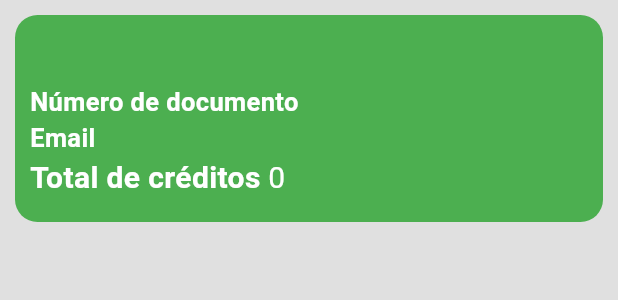
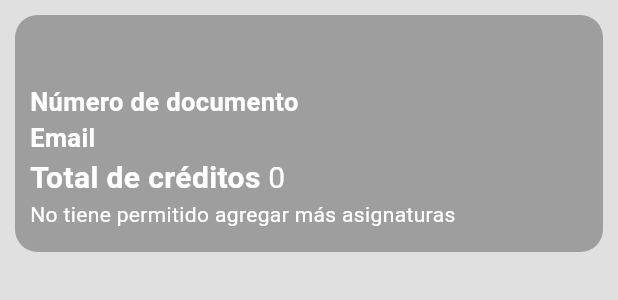
Before and after one commit to CristianBonilla/manage_student_credits_mobile, a Flutter app: the StudentCard widget shown alone on an empty page, opened directly with empty values, on a phone screen of 412 x 824 dp. Shown: the top 300 px of the screen. Run offline on Flutter 3.47's test engine with Material 3 defaults, Android fonts, the phone set to English and light mode, and no system bars.

Commit message:
:boom: Check if more subjects can be added per student

```diff
--- a/lib/models/student/student_result_detail.dart
+++ b/lib/models/student/student_result_detail.dart
@@ -5,11 +5,13 @@ import 'package:manage_student_credits_mobile/models/teacher/teacher_response.da
 class StudentResultDetail {
   final StudentResponse student;
   final List<(StudentDetailResponse, TeacherResponse)> studentDetails;
+  final bool canAddSubjects;
   final num totalCredits;
 
-  const StudentResultDetail(
-    this.student,
-    this.studentDetails, [
+  StudentResultDetail({
+    required this.student,
+    required this.studentDetails,
+    required this.canAddSubjects,
     this.totalCredits = 0,
-  ]);
+  });
 }
--- a/lib/widgets/student_card.dart
+++ b/lib/widgets/student_card.dart
@@ -15,22 +15,20 @@ class StudentCard extends StatelessWidget {
       children: [
         Padding(
           padding: EdgeInsets.symmetric(horizontal: 10),
-          child: InkWell(
+          child:
+              !student.canAddSubjects
+                  ? _container()
+                  : InkWell(
                     onTap: () {
                       Navigator.push(
                         context,
                         MaterialPageRoute(
-                  builder: (_) => EnrollmentScreen(student: student.student),
+                          builder:
+                              (_) => EnrollmentScreen(student: student.student),
                         ),
                       );
                     },
-            child: Container(
-              margin: EdgeInsets.symmetric(vertical: 10),
-              padding: EdgeInsets.symmetric(horizontal: 10, vertical: 15),
-              width: double.infinity,
-              decoration: _cardDecoration(),
                     child: _container(),
-            ),
                   ),
         ),
         student.studentDetails.isNotEmpty
@@ -40,10 +38,15 @@ class StudentCard extends StatelessWidget {
     );
   }
 
-  Widget _container() {
+  Container _container() {
     final StudentResponse info = student.student;
 
-    return Column(
+    return Container(
+      margin: EdgeInsets.symmetric(vertical: 10),
+      padding: EdgeInsets.symmetric(horizontal: 10, vertical: 15),
+      width: double.infinity,
+      decoration: _cardDecoration(),
+      child: Column(
         crossAxisAlignment: CrossAxisAlignment.start,
         children: [
           Text(
@@ -61,12 +64,19 @@ class StudentCard extends StatelessWidget {
             text: student.totalCredits.toString(),
             size: 20,
           ),
+          !student.canAddSubjects
+              ? Text(
+                'No tiene permitido agregar más asignaturas',
+                style: TextStyle(color: Colors.white),
+              )
+              : SizedBox(),
         ],
+      ),
     );
   }
 
   BoxDecoration _cardDecoration() => BoxDecoration(
-    color: Colors.green,
+    color: student.canAddSubjects ? Colors.green : Colors.grey,
     borderRadius: BorderRadius.circular(15),
   );
 }
```
Also changed, not shown: lib/screens/students_screen.dart (+12 -16 lines), lib/services/student_service.dart (+11 -0 lines). Lines whose indentation alone changed are shown as unchanged.
